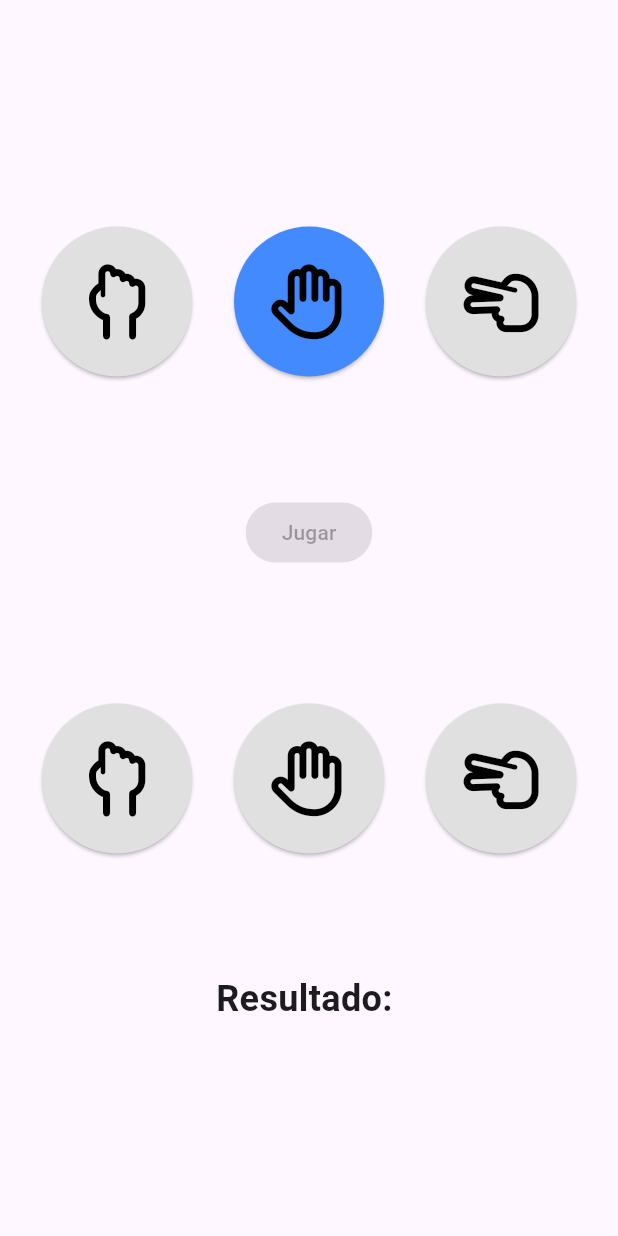
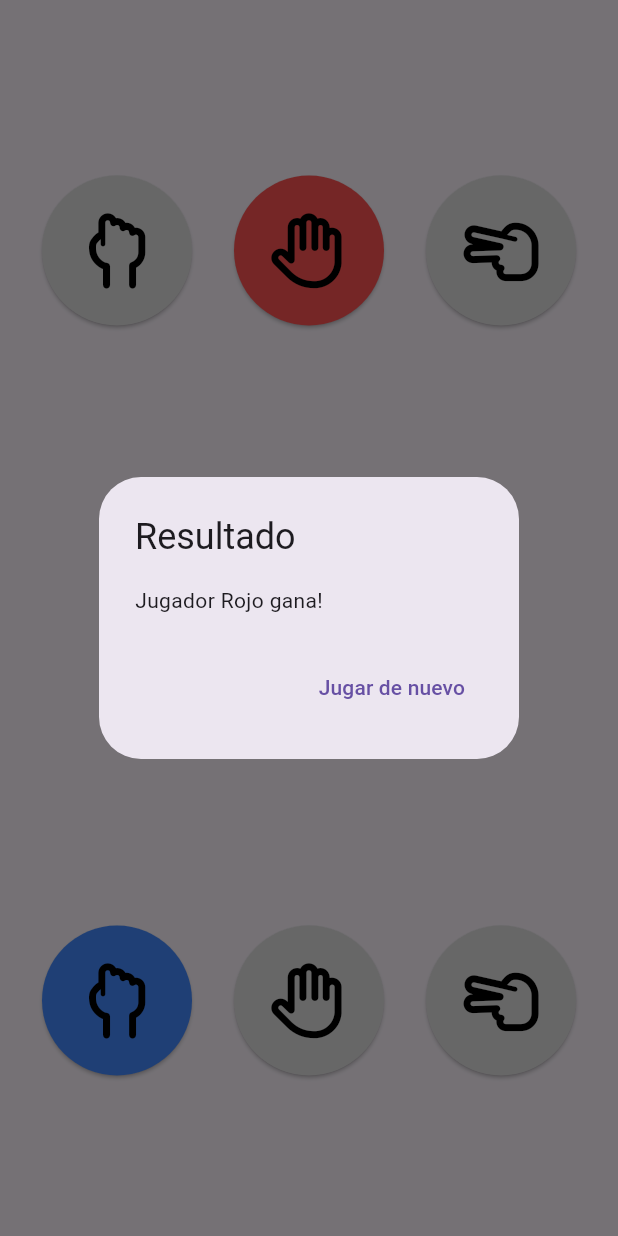
Before and after one commit to AustenLynn/MiniPractica, a Flutter app: the screen it shows after launch, after a tap on an icon or button, on a phone screen of 412 x 824 dp. Run offline on Flutter 3.47's test engine with Material 3 defaults, Android fonts, the phone set to English and light mode, and no system bars; our stand-ins replace font_awesome_flutter.

Commit message:
Juego Funcional

```diff
--- a/lib/main.dart
+++ b/lib/main.dart
@@ -14,7 +14,6 @@ class RockPaperScissorsApp extends StatelessWidget {
   Widget build(BuildContext context) {
     return MaterialApp(
       home: RockPaperScissors(),
-
     );
   }
 }
@@ -33,6 +32,7 @@ class _RockPaperScissorsState extends State<RockPaperScissors> {
   void playGame() {
     setState(() {
       result = getResult(player1Choice, player2Choice);
+      showDialogWithResult(result);
     });
   }
 
@@ -41,11 +41,40 @@ class _RockPaperScissorsState extends State<RockPaperScissors> {
     if ((player1 == 'Rock' && player2 == 'Scissors') ||
         (player1 == 'Paper' && player2 == 'Rock') ||
         (player1 == 'Scissors' && player2 == 'Paper')) {
-      return 'Jugador 1 gana!';
+      return 'Jugador Rojo gana!';
     } else {
-      return 'Jugador 2 gana!';
+      return 'Jugador Azul gana!';
     }
+  }
 
+  void showDialogWithResult(String result) {
+    showDialog(
+      context: context,
+      builder: (BuildContext context) {
+        return AlertDialog(
+          title: Text('Resultado'),
+          content: Text(result),
+          actions: [
+            TextButton(
+              onPressed: () {
+                Navigator.of(context).pop();
+                resetGame();
+              },
+
+              child: Text('Jugar de nuevo'),
+            ),
+          ],
+        );
+      },
+    );
+  }
+
+  void resetGame() {
+    setState(() {
+      player1Choice = '';
+      player2Choice = '';
+      result = '';
+    });
   }
 
   Widget buildChoiceButton(String choice, int player) {
@@ -60,11 +89,17 @@ class _RockPaperScissorsState extends State<RockPaperScissors> {
             } else {
               player2Choice = choice;
             }
+
+            // Check if both players have made their choice to play the game
+            if (player1Choice.isNotEmpty && player2Choice.isNotEmpty) {
+              playGame();
+            }
           });
         },
         child: Icon(choiceIcons[choice], size: 50, color: Colors.black),
         style: ElevatedButton.styleFrom(
-          padding: EdgeInsets.all(15), backgroundColor: (player == 1 && player1Choice == choice) ||
+          padding: EdgeInsets.all(15),
+          backgroundColor: (player == 1 && player1Choice == choice) ? Colors.redAccent:
               (player == 2 && player2Choice == choice)
               ? Colors.blueAccent
               : Colors.grey[300],
@@ -80,7 +115,6 @@ class _RockPaperScissorsState extends State<RockPaperScissors> {
         mainAxisAlignment: MainAxisAlignment.center,
         children: [
           SizedBox(height: 10),
-          // Player 1 buttons
           Row(
             mainAxisAlignment: MainAxisAlignment.spaceEvenly,
             children: [
@@ -89,17 +123,7 @@ class _RockPaperScissorsState extends State<RockPaperScissors> {
               buildChoiceButton('Scissors', 1),
             ],
           ),
-          SizedBox(height: 80),
-          ElevatedButton(
-            onPressed: player1Choice.isNotEmpty && player2Choice.isNotEmpty
-                ? playGame
-                : null,
-            child: Text('Jugar'),
-          ),
-          SizedBox(height: 80),
-          SizedBox(height: 10),
-          // Player 2 buttons
-
+          SizedBox(height: 400),
           Row(
             mainAxisAlignment: MainAxisAlignment.spaceEvenly,
             children: [
@@ -108,12 +132,6 @@ class _RockPaperScissorsState extends State<RockPaperScissors> {
               buildChoiceButton('Scissors', 2),
             ],
           ),
-          SizedBox(height: 40),
-          SizedBox(height: 40),
-          Text(
-            'Resultado: $result',
-            style: TextStyle(fontSize: 24, fontWeight: FontWeight.bold),
-          ),
         ],
       ),
     );
```
